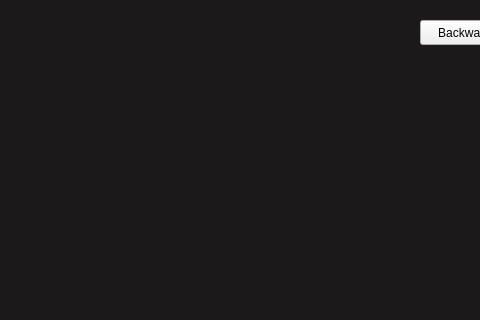
This is gaugedialog.ui in ibrahimmadnan/dual_kit_car_interface as Qt 5 draws it before an edit; both pictures show x 0 to 480 and y 0 to 320 of the 800 by 600 pixel window. The edited form follows.
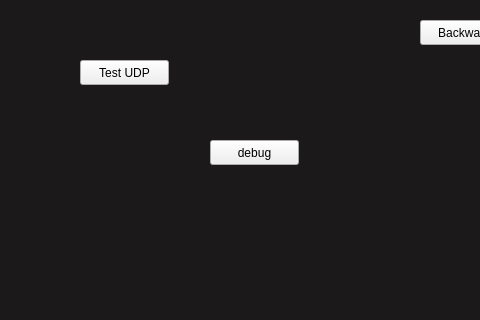
This is the edited form. Icons and pictures are not drawn.

What changed in the file:
```diff
--- a/gaugedialog.ui
+++ b/gaugedialog.ui
@@ -130,12 +130,40 @@
     <string/>
    </property>
   </widget>
+  <widget class="QPushButton" name="button_udp">
+   <property name="geometry">
+    <rect>
+     <x>80</x>
+     <y>60</y>
+     <width>89</width>
+     <height>25</height>
+    </rect>
+   </property>
+   <property name="text">
+    <string>Test UDP</string>
+   </property>
+  </widget>
+  <widget class="QPushButton" name="testdebug">
+   <property name="geometry">
+    <rect>
+     <x>210</x>
+     <y>140</y>
+     <width>89</width>
+     <height>25</height>
+    </rect>
+   </property>
+   <property name="text">
+    <string>debug</string>
+   </property>
+  </widget>
   <zorder>label_2</zorder>
   <zorder>forward_button</zorder>
   <zorder>back_button</zorder>
   <zorder>label</zorder>
   <zorder>lcdNumber</zorder>
   <zorder>needle_label</zorder>
+  <zorder>button_udp</zorder>
+  <zorder>testdebug</zorder>
  </widget>
  <resources/>
  <connections/>
```
